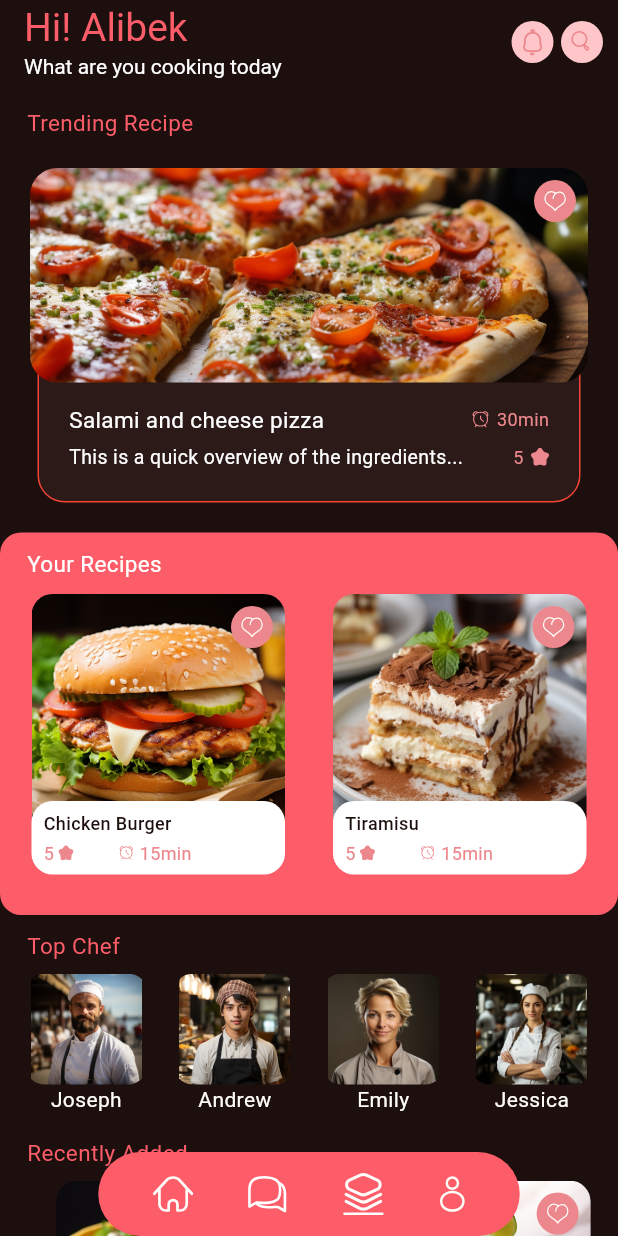
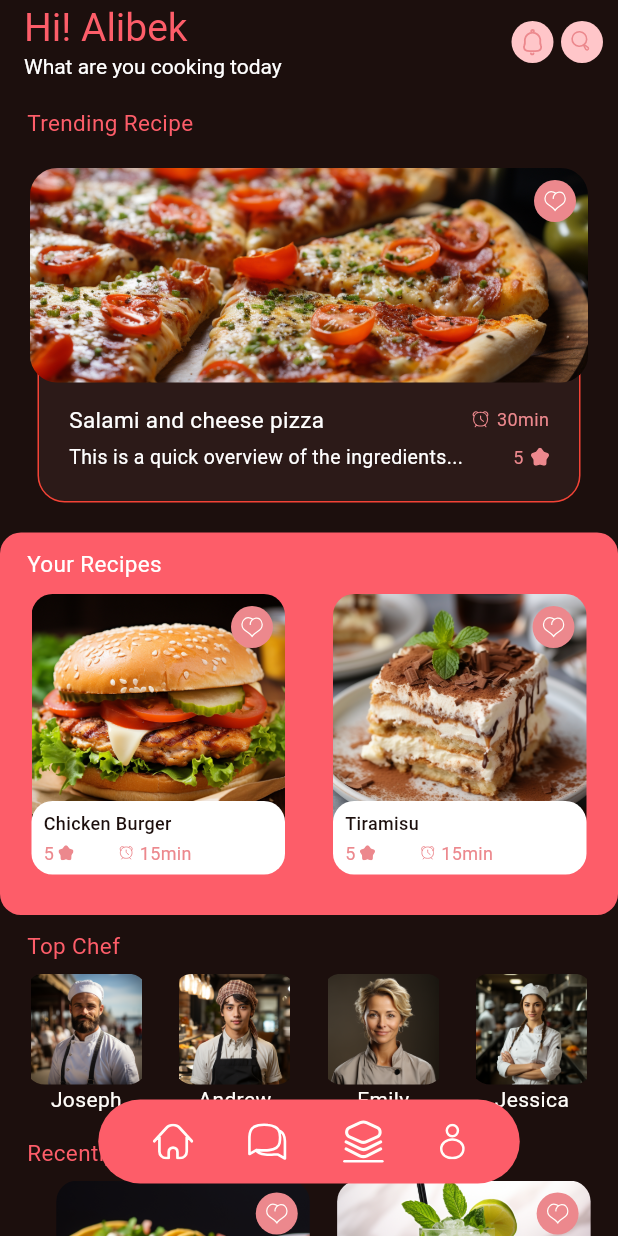
Before and after one commit to Urgenchbayev-Alibek/Lesson107, a Flutter app: the screen it shows after launch, on a phone screen of 412 x 824 dp. Run offline on Flutter 3.47's test engine with Material 3 defaults, Android fonts, the phone set to English and light mode, and no system bars; our stand-ins replace flutter_svg.

Commit message:
HomeTask9-v4

```diff
--- a/lib/main.dart
+++ b/lib/main.dart
@@ -1,9 +1,6 @@
 import 'package:flutter/material.dart';
-import 'package:flutter_svg/flutter_svg.dart';
-import 'package:lesson107/utils/constants.dart';
-import 'presentations/widgets/appbar_action_item.dart';
-import 'presentations/widgets/appbar_title_item.dart';
-import 'presentations/widgets/scaffold_body.dart';
+import 'presentations/pages/home_page.dart';
+
 
 
 void main() => runApp(const MyApp());
@@ -19,53 +16,3 @@ class MyApp extends StatelessWidget {
     );
   }
 }
-
-class HomePage extends StatelessWidget {
-  const HomePage({super.key});
-
-  @override
-  Widget build(BuildContext context) {
-    return Scaffold(
-      extendBody: true,
-      backgroundColor: AppColors.backgrounColor,
-      appBar: AppBar(
-        elevation: 0,
-        backgroundColor: AppColors.backgrounColor,
-        title: const AppbarTitleItem(),
-        actions: const [
-          AppBarActionItem(),
-        ],
-      ),
-      body: const ScaffoldBody(),
-      bottomNavigationBar: const BottomNavigationBar(),
-    );
-  }
-}
-
-class BottomNavigationBar extends StatelessWidget {
-  const BottomNavigationBar({super.key});
-
-  @override
-  Widget build(BuildContext context) {
-    return Align(
-      alignment: Alignment.bottomCenter,
-      child: Container(
-        width: 281,
-        height: 56,
-        decoration: BoxDecoration(
-          color: const Color(0xFFFD5D69),
-          borderRadius: BorderRadius.circular(30),
-        ),
-        child: Row(
-          mainAxisAlignment: MainAxisAlignment.spaceEvenly,
-          children: [
-            SvgPicture.asset("assets/home.svg"),
-            SvgPicture.asset("assets/community.svg"),
-            SvgPicture.asset("assets/categories.svg"),
-            SvgPicture.asset("assets/profile.svg"),
-          ],
-        ),
-      ),
-    );
-  }
-}
--- /dev/null
+++ b/lib/presentations/pages/home_page.dart
@@ -0,0 +1,28 @@
+import 'package:flutter/material.dart';
+import '../../utils/constants.dart';
+import '../widgets/appbar_action_item.dart';
+import '../widgets/appbar_title_item.dart';
+import '../widgets/bottom_nav_bar.dart';
+import '../widgets/scaffold_body.dart';
+
+class HomePage extends StatelessWidget {
+  const HomePage({super.key});
+
+  @override
+  Widget build(BuildContext context) {
+    return Scaffold(
+      extendBody: true,
+      backgroundColor: AppColors.backgrounColor,
+      appBar: AppBar(
+        elevation: 0,
+        backgroundColor: AppColors.backgrounColor,
+        title: const AppbarTitleItem(),
+        actions: const [
+          AppBarActionItem(),
+        ],
+      ),
+      body: const ScaffoldBody(),
+      bottomNavigationBar:  const BottomNavBar(),
+    );
+  }
+}
--- /dev/null
+++ b/lib/presentations/widgets/bottom_nav_bar.dart
@@ -0,0 +1,36 @@
+import 'package:flutter/material.dart';
+import 'package:flutter_svg/flutter_svg.dart';
+
+class BottomNavBar extends StatelessWidget {
+  const BottomNavBar({super.key});
+
+  @override
+  Widget build(BuildContext context) {
+    return Align(
+      alignment: Alignment.bottomCenter,
+      child: Column(
+        mainAxisAlignment: MainAxisAlignment.end,
+        children: [
+          Container(
+            width: 281,
+            height: 56,
+            decoration: BoxDecoration(
+              color: const Color(0xFFFD5D69),
+              borderRadius: BorderRadius.circular(30),
+            ),
+            child: Row(
+              mainAxisAlignment: MainAxisAlignment.spaceEvenly,
+              children: [
+                SvgPicture.asset("assets/home.svg"),
+                SvgPicture.asset("assets/community.svg"),
+                SvgPicture.asset("assets/categories.svg"),
+                SvgPicture.asset("assets/profile.svg"),
+              ],
+            ),
+          ),
+          const SizedBox(height: 35),
+        ],
+      ),
+    );
+  }
+}
```
